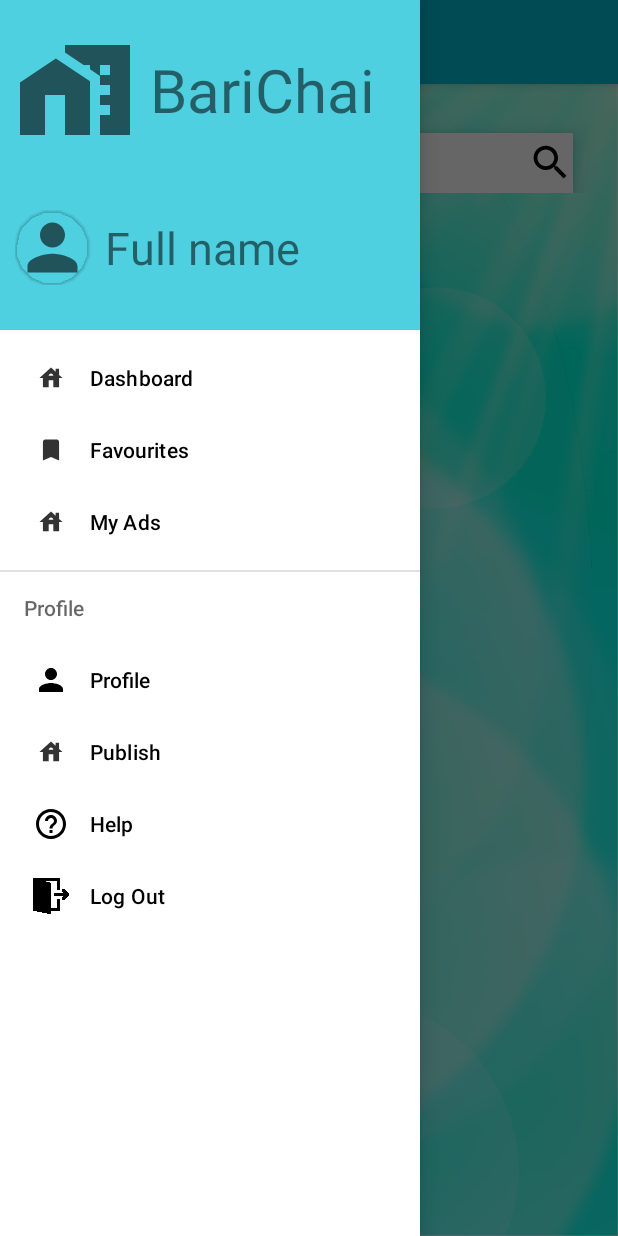
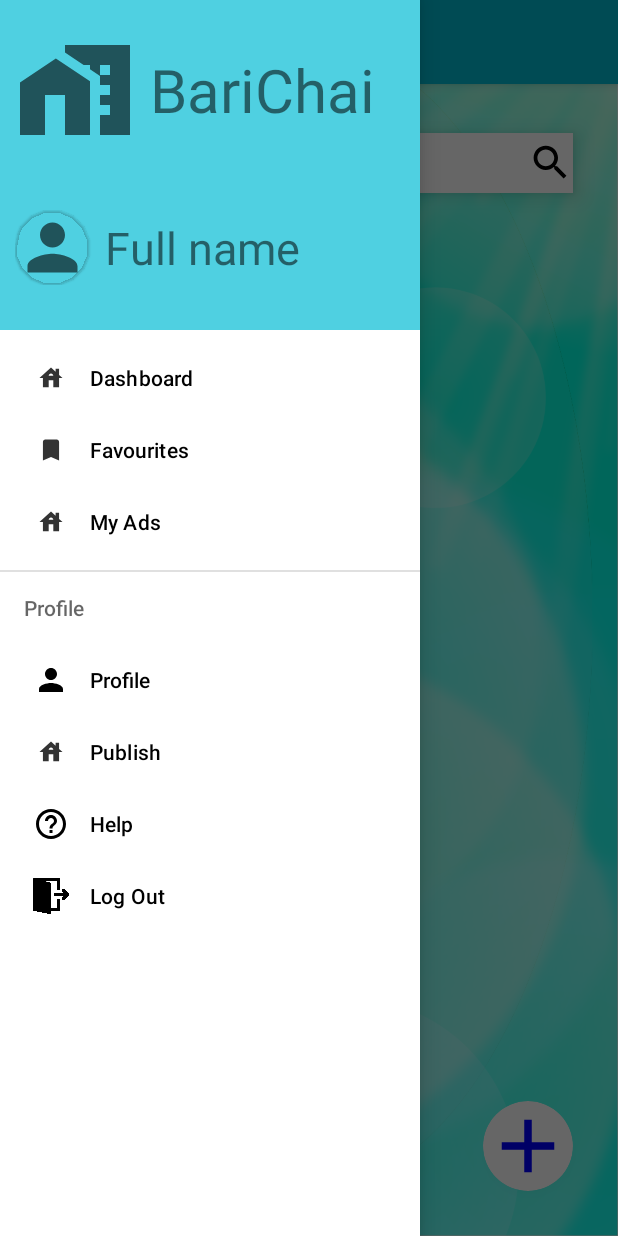
Before and after one commit to nihalshahria/BariChai, an Android app: the DashBoard screen opened directly, with no data from a screen before it, with the side drawer open, on a phone screen of 412 x 824 dp. Run offline under Robolectric (Android 15) with nearby library versions, the phone set to English and light mode, and no system bars; our stand-ins replace Firebase (no records; nobody signed in at launch, a user with empty details on screens opened directly), Picasso; 2 statements that could not run were skipped.

Commit message:
recyclerview added in dashboard

```diff
--- a/app/src/main/java/com/example/VaraBari/Activities/DashBoard.java
+++ b/app/src/main/java/com/example/VaraBari/Activities/DashBoard.java
@@ -16,7 +16,11 @@ import android.widget.TextView;
 import android.widget.Toast;
 
 import androidx.appcompat.widget.Toolbar;
+import androidx.recyclerview.widget.LinearLayoutManager;
+import androidx.recyclerview.widget.RecyclerView;
 
+import com.example.VaraBari.Adapters.DashboardAdapter;
+import com.example.VaraBari.Objects.House;
 import com.example.VaraBari.R;
 import com.google.android.material.navigation.NavigationView;
 import com.google.firebase.auth.FirebaseAuth;
@@ -29,9 +33,12 @@ import com.squareup.picasso.Picasso;
 
 import org.jetbrains.annotations.NotNull;
 
+import java.util.ArrayList;
+
 public class DashBoard extends AppCompatActivity implements NavigationView.OnNavigationItemSelectedListener {
 
     private View headerView;
+    private RecyclerView recyclerView;
     public TextView navUserFullName;
     private ImageView navUserPic;
     private DrawerLayout drawerLayout;
@@ -40,9 +47,13 @@ public class DashBoard extends AppCompatActivity implements NavigationView.OnNav
     private String uuid;
     private String _profileImageLink, _fullName, _phoneNo, _address, _email;
 
+    DashboardAdapter dashboardAdapter;
+    ArrayList<House>list;
+
 
     private FirebaseAuth firebaseAuth;
     private DatabaseReference myRef;
+    private DatabaseReference houseRef;
 
     @Override
     protected void onCreate(Bundle savedInstanceState) {
@@ -52,7 +63,41 @@ public class DashBoard extends AppCompatActivity implements NavigationView.OnNav
 
         firebaseAuth = FirebaseAuth.getInstance();
         myRef = FirebaseDatabase.getInstance().getReference("Users");
+        houseRef = FirebaseDatabase.getInstance().getReference("Houses");
         uuid = FirebaseAuth.getInstance().getCurrentUser().getUid();
+
+        recyclerView = findViewById(R.id.dashboard_recyclerview);
+        recyclerView.setHasFixedSize(true);
+        recyclerView.setLayoutManager(new LinearLayoutManager(this));
+        list = new ArrayList<>();
+        dashboardAdapter = new DashboardAdapter(this, list);
+        recyclerView.setAdapter(dashboardAdapter);
+
+        houseRef.addValueEventListener(new ValueEventListener() {
+            @Override
+            public void onDataChange(@NonNull @NotNull DataSnapshot snapshot) {
+//                synchronized (this){
+                    list.clear();
+                    for (DataSnapshot dataSnapshot : snapshot.getChildren()){
+                        for(DataSnapshot dataSnapshot1: dataSnapshot.getChildren()){
+                            House house = dataSnapshot1.getValue(House.class);
+                            if(house.isAvailable){
+                                list.add(house);
+                            }
+                        }
+                    }
+                    dashboardAdapter.notifyDataSetChanged();
+
+//                    }
+
+            }
+
+            @Override
+            public void onCancelled(@NonNull @NotNull DatabaseError error) {
+                Toast.makeText(DashBoard.this, error.getMessage(), Toast.LENGTH_SHORT).show();
+
+            }
+        });
 
         drawerLayout = (DrawerLayout) findViewById(R.id.drawer_layout_dashboard);
         navigationView = (NavigationView) findViewById(R.id.nav_view_dashboard);
@@ -129,4 +174,10 @@ public class DashBoard extends AppCompatActivity implements NavigationView.OnNav
         }
         return true;
     }
+
+    public void publish(View view) {
+        Intent newAd = new Intent(DashBoard.this, NewAdForm.class);
+        startActivity(newAd);
+        return;
+    }
 }
--- /dev/null
+++ b/app/src/main/java/com/example/VaraBari/Adapters/DashboardAdapter.java
@@ -0,0 +1,72 @@
+package com.example.VaraBari.Adapters;
+
+import android.content.Context;
+import android.net.Uri;
+import android.view.LayoutInflater;
+import android.view.View;
+import android.view.ViewGroup;
+import android.widget.ImageView;
+import android.widget.TextView;
+
+import androidx.annotation.NonNull;
+import androidx.recyclerview.widget.RecyclerView;
+
+import com.example.VaraBari.Objects.House;
+import com.example.VaraBari.R;
+import com.squareup.picasso.Picasso;
+
+import org.jetbrains.annotations.NotNull;
+
+import java.util.ArrayList;
+
+public class DashboardAdapter extends RecyclerView.Adapter<DashboardAdapter.DashboardViewHolder> {
+
+    Context context;
+    ArrayList<House>list;
+
+    public DashboardAdapter(Context context, ArrayList<House> list) {
+        this.context = context;
+        this.list = list;
+    }
+
+    @NonNull
+    @NotNull
+    @Override
+    public DashboardViewHolder onCreateViewHolder(@NonNull @NotNull ViewGroup parent, int viewType) {
+        View v = LayoutInflater.from(context).inflate(R.layout.house_card, parent, false);
+        return new DashboardViewHolder(v);
+    }
+
+    @Override
+    public void onBindViewHolder(@NonNull @NotNull DashboardAdapter.DashboardViewHolder holder, int position) {
+        House house = list.get(position);
+        Picasso.get().load(house.image.get(0)).into(holder.imageView);
+//        holder.imageView.setImageURI(Uri.parse(house.image.get(0)));
+        holder.title.setText(house.title);
+        holder.area.setText(String.valueOf((int)house.area));
+        holder.address.setText(house.address);
+        holder.bedrooms.setText(String.valueOf(house.bedRoom));
+        holder.rent.setText(String.valueOf(house.rent));
+    }
+
+    @Override
+    public int getItemCount() {
+        return list.size();
+    }
+
+    public static class DashboardViewHolder extends RecyclerView.ViewHolder{
+
+        ImageView imageView;
+        TextView title, address, bedrooms, area, rent;
+
+        public DashboardViewHolder(@NonNull @NotNull View itemView) {
+            super(itemView);
+            imageView = itemView.findViewById(R.id.house_card_image);
+            title = itemView.findViewById(R.id.house_card_title);
+            address = itemView.findViewById(R.id.house_card_address);
+            bedrooms = itemView.findViewById(R.id.house_card_beds);
+            area = itemView.findViewById(R.id.house_card_area);
+            rent = itemView.findViewById(R.id.house_card_rent);
+        }
+    }
+}
--- a/app/src/main/res/drawable/add_icon.xml
+++ b/app/src/main/res/drawable/add_icon.xml
@@ -1,4 +1,4 @@
-<vector android:height="24dp" android:tint="@color/Black"
+<vector android:height="24dp" android:tint="@color/Blue"
     android:viewportHeight="24" android:viewportWidth="24"
     android:width="24dp" xmlns:android="http://schemas.android.com/apk/res/android">
     <path android:fillColor="@android:color/white" android:pathData="M19,13h-6v6h-2v-6H5v-2h6V5h2v6h6v2z"/>
--- a/app/src/main/res/layout/activity_dash_board.xml
+++ b/app/src/main/res/layout/activity_dash_board.xml
@@ -8,7 +8,7 @@
     android:id="@+id/drawer_layout_dashboard"
     tools:context=".Activities.DashBoard"
     android:fitsSystemWindows="true"
-    tools:openDrawer="start">
+    tools:openDrawer="end">
     <com.google.android.material.navigation.NavigationView
         android:layout_width="wrap_content"
         android:layout_height="match_parent"
@@ -25,26 +25,6 @@
 
         <include layout="@layout/toolbar"/>
 
-<!--        <RelativeLayout-->
-<!--            android:layout_width="match_parent"-->
-<!--            android:layout_height="wrap_content"-->
-<!--            android:padding="10dp"-->
-<!--            android:gravity="center_vertical">-->
-
-<!--            <ImageView-->
-<!--                android:layout_width="40dp"-->
-<!--                android:layout_height="40dp"-->
-<!--                android:src="@drawable/menu_icon"-->
-<!--                android:layout_alignParentLeft="true"/>-->
-
-<!--            <ImageView-->
-<!--                android:layout_width="40dp"-->
-<!--                android:layout_height="40dp"-->
-<!--                android:src="@drawable/add_icon"-->
-<!--                android:layout_alignParentRight="true"/>-->
-
-<!--        </RelativeLayout>-->
-
         <RelativeLayout
             android:layout_width="match_parent"
             android:layout_height="wrap_content">
@@ -59,6 +39,7 @@
                 android:layout_centerHorizontal="true"/>
 
             <RelativeLayout
+                android:id="@+id/dashboard_searchbar"
                 android:layout_width="match_parent"
                 android:layout_height="40dp"
                 android:layout_below="@+id/app_name"
@@ -83,10 +64,33 @@
                     android:layout_alignParentRight="true"
                     android:layout_centerVertical="true"/>
             </RelativeLayout>
+
+            <androidx.recyclerview.widget.RecyclerView
+                android:id="@+id/dashboard_recyclerview"
+                android:layout_width="match_parent"
+                android:layout_height="match_parent"
+                android:layout_below="@id/dashboard_searchbar"/>
+
+            <RelativeLayout
+                android:layout_width="match_parent"
+                android:layout_height="wrap_content"
+                android:layout_alignParentBottom="true">
+                <androidx.cardview.widget.CardView
+                    android:layout_width="60dp"
+                    android:layout_height="60dp"
+                    android:layout_margin="30dp"
+                    android:layout_alignParentRight="true"
+                    app:cardCornerRadius="50dp"
+                    android:elevation="8dp">
+                    <ImageView
+                        android:layout_width="match_parent"
+                        android:layout_height="match_parent"
+                        android:src="@drawable/add_icon"
+                        android:onClick="publish"/>
+                </androidx.cardview.widget.CardView>
+            </RelativeLayout>
         </RelativeLayout>
 
     </androidx.appcompat.widget.LinearLayoutCompat>
 
-
-
 </androidx.drawerlayout.widget.DrawerLayout>
```
Also changed, not shown: app/src/main/java/com/example/VaraBari/Objects/House.java (+28 -8 lines), app/src/main/res/drawable-anydpi/taka_icon.xml (added, +17 -0 lines), app/src/main/res/layout/house_card.xml (added, +106 -0 lines), app/src/main/res/drawable-hdpi/taka_icon.png (added), app/src/main/res/drawable-mdpi/taka_icon.png (added), app/src/main/res/drawable-xhdpi/taka_icon.png (added), app/src/main/res/drawable-xxhdpi/taka_icon.png (added).
